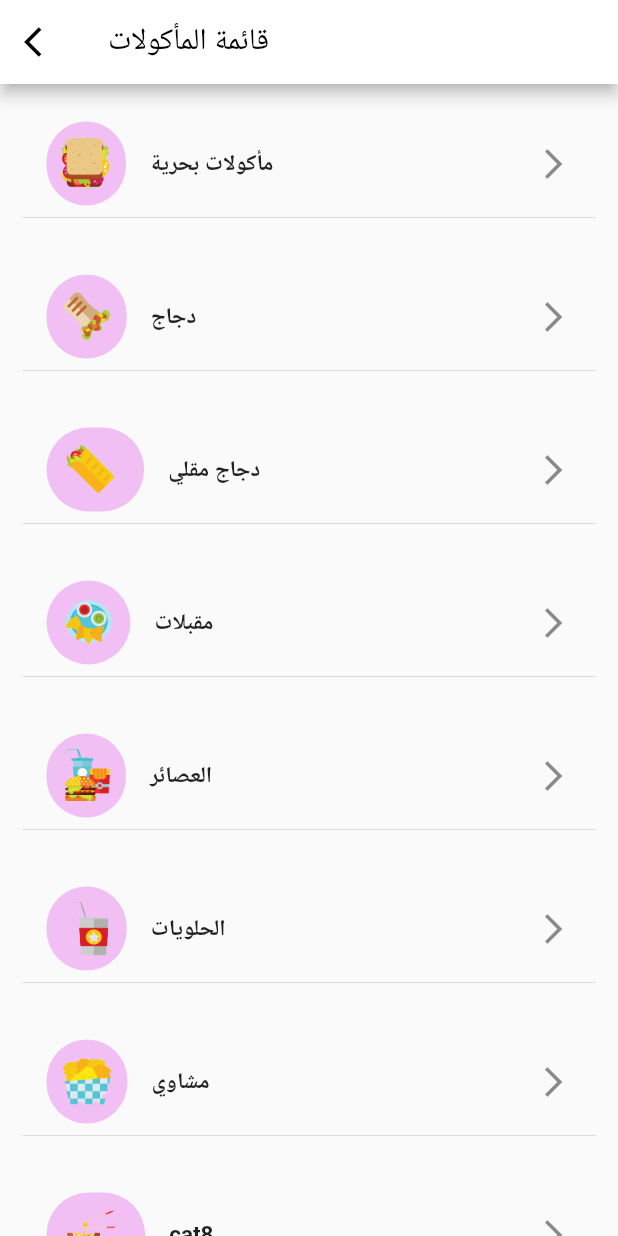
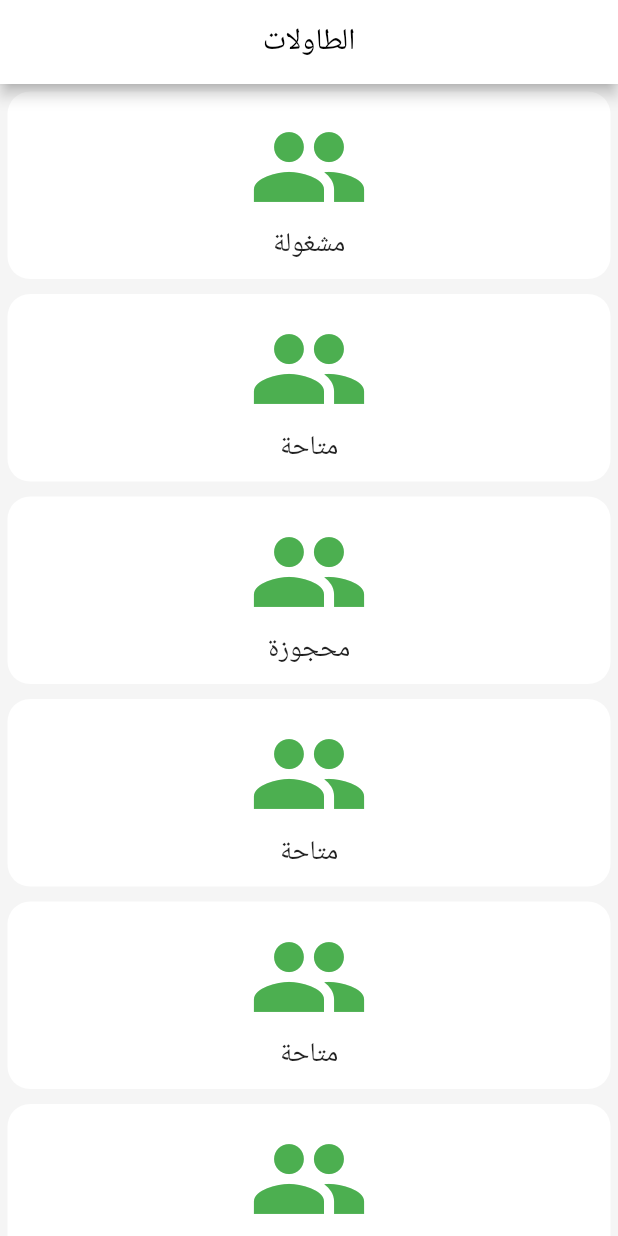
Before and after one commit to nermeenjabban/restaurant, a Flutter app: the screen it shows after launch, on a phone screen of 412 x 824 dp. Run offline on Flutter 3.47's test engine with Material 2 defaults, Android fonts, the phone set to English and light mode, and no system bars; our stand-ins replace font_awesome_flutter.

Commit message:
add class tables

```diff
--- a/lib/category.dart
+++ b/lib/category.dart
@@ -1,6 +1,6 @@
 import 'package:flutter/cupertino.dart';
 import 'package:flutter/material.dart';
-import 'package:restaurant/sub_category.dart';
+import 'package:restaurant/product.dart';
 
 class Category extends StatefulWidget{
   @override
@@ -27,7 +27,8 @@ class _CategoryState extends State<Category> {
         title: Text("قائمة المأكولات",style: TextStyle(color: Colors.black),),
         backgroundColor: Colors.white,
         leading: InkWell(
-          child: Icon(Icons.arrow_back_ios,color: Colors.black,),
+         /* child: Icon(
+            Icons.arrow_back_ios,color: Colors.black,),*/
           onTap: (){
             Navigator.of(context).pop();
           },
@@ -66,7 +67,7 @@ class SingleCategory extends StatelessWidget{
              Navigator.push(
                  context,
                  MaterialPageRoute(
-                     builder: (context) => new SubCategory(Cat_id: cat_id,Cat_name: cat_name,))
+                     builder: (context) => new Product(Cat_id: cat_id,Cat_name: cat_name,))
              );
            },
             child: ListTile(
--- a/lib/main.dart
+++ b/lib/main.dart
@@ -1,6 +1,7 @@
 import 'package:flutter/material.dart';
 import 'package:restaurant/mydrawer.dart';
-import 'package:restaurant/test.dart';
+import 'package:restaurant/tables.dart';
+
 
 import 'category.dart';
 import 'home.dart';
@@ -15,8 +16,7 @@ class MyApp extends StatelessWidget {
   Widget build(BuildContext context) {
     return MaterialApp(
       debugShowCheckedModeBanner: false,
-    // home: Home(),
-      home: Category(),
+     home:Tables(),
     );
   }
 }
--- /dev/null
+++ b/lib/tables.dart
@@ -0,0 +1,109 @@
+import 'package:flutter/material.dart';
+import 'category.dart';
+
+class Tables extends StatefulWidget {
+  @override
+  _TablesState createState() => _TablesState();
+}
+
+ class _TablesState extends State<Tables> {
+  var arr_Table=[{"id":"1","statues":"busy","name":"مشغولة"},
+                 {"id":"2","statues":"available","name":"متاحة"},
+                 {"id":"3","statues":"reserved","name":"محجوزة"},
+                 {"id":"4","statues":"available","name":"متاحة"},
+                 {"id":"5","statues":"available","name":"متاحة"},
+                 {"id":"6","statues":"reserved","name":"محجوزة"},
+                 {"id":"7","statues":"busy","name":"مشغولة"},
+                 {"id":"8","statues":"busy","name":"مشغولة"},];
+  @override
+  Widget build(BuildContext context) {
+    return Scaffold(
+        appBar: AppBar(
+          backgroundColor: Colors.white,
+          title: Text("الطاولات",style: TextStyle(color: Colors.black),),
+          centerTitle: true,
+        ),
+        backgroundColor: Colors.grey[100],
+       // endDrawer: MyDrawer(),
+        body: Directionality(
+          textDirection: TextDirection.rtl,
+          child: ListView.builder(
+            itemCount: arr_Table.length,
+              itemBuilder: (BuildContext context,int index){
+               return SingleTable(
+                    id:  arr_Table[index]["id"],
+                    statues:  arr_Table[index]["statues"],
+                     name:arr_Table[index]["name"] ,
+               );
+              }),
+             ),
+        );
+  }
+}
+
+class SingleTable extends StatelessWidget {
+  final String id, statues,name;
+  SingleTable({this.id, this.statues,this.name});
+  @override
+  Widget build(BuildContext context) {
+    bool result = Cheak(id,statues);
+    return Row(
+      children: <Widget>[
+        new Expanded(
+          child: InkWell(
+                child: Container(
+                  margin: EdgeInsets.all(5.0),
+                  padding: EdgeInsets.all(10.0),
+                  decoration: BoxDecoration(
+                      color: Colors.white,
+                      borderRadius: BorderRadius.circular(15.0)),
+                  child: Column(
+                    children: <Widget>[
+                      new Icon(Icons.people, size: 80.0, color: Colors.green,),
+                      new Text(name, style: TextStyle(fontSize: 18.0),)
+                    ],
+                  ),
+                ),
+            onTap: () {
+             if (result==true){
+                   showDialog(context: context, builder:(_) => AlertDialog(
+                   title: Text("شكراً"), content:Text("لقد تم اختيار هذه الطاولة"),
+                  actions: <Widget>[
+                   FlatButton( child: Text("الانتقال إلى قائمة المأكولات"),onPressed: (){
+                     Navigator.push(context,
+                     MaterialPageRoute(
+                    builder: (context) => new Category())
+                  );
+                  })
+                  ],
+                  ),
+                  );
+                  }
+             else{
+                    showDialog(context: context,
+                    builder:(_) => AlertDialog(
+                    title: Text("عذراً"),
+                    content:Text("لايمكن حجز هذه الطاولة، الرجاء اختيار طاولة أخرى"),
+                    actions: <Widget>[
+                    FlatButton( child: Text("اختيار طاولة أخرى"),onPressed: (){
+                    Navigator.of(context).pop();
+                    })
+                    ],
+                    ),
+    );
+    }
+    },
+          )
+        ),
+      ],
+    );
+  }
+
+  bool Cheak(String id, String statues) {
+    if (statues == "available")
+      return true;
+    else {
+      return false;
+    }
+  }
+}
```
Also changed, not shown: lib/product.dart (renamed from lib/sub_category.dart, +9 -9 lines), lib/test.dart (deleted, +0 -234 lines).
